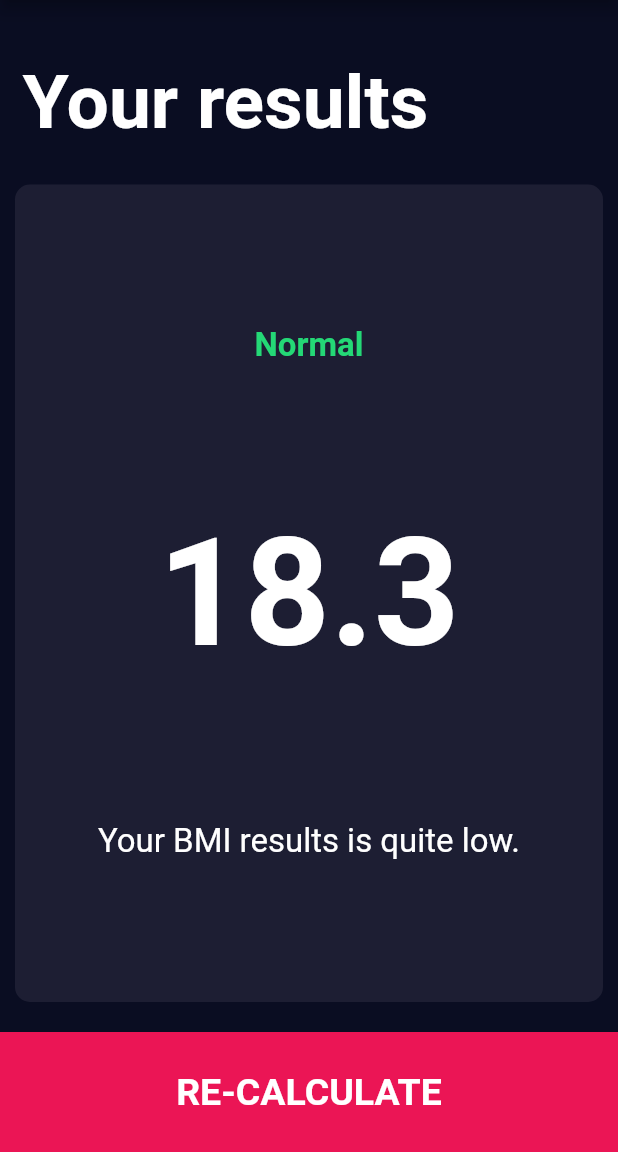
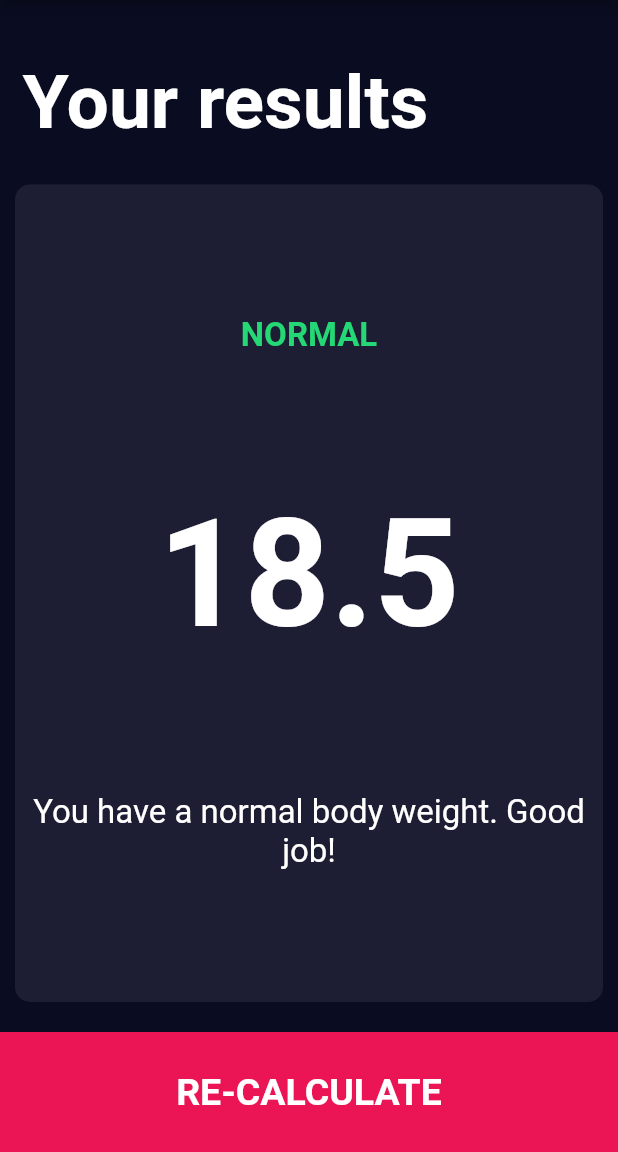
Before and after one commit to MateuszPatrzalek/bmi-calculator, a Flutter app: the screen it shows after launch, after a tap on "CALCULATE", on a phone screen of 412 x 824 dp, the part 84-1236 px from its top. Run offline on Flutter 3.47's test engine with Material 2 defaults, Android fonts, the phone set to English and light mode, and no system bars; our stand-ins replace font_awesome_flutter.

Commit message:
added calculation logic with update results page

```diff
--- /dev/null
+++ b/lib/calculator_brain.dart
@@ -0,0 +1,62 @@
+import 'dart:math';
+import 'package:flutter/material.dart';
+
+class CalculatorBrain{
+
+  CalculatorBrain({required this.weight, required this.height});
+
+  final int height;
+  final int weight;
+
+  late double _bmi;
+
+  String calculateBMI() {
+    _bmi = weight / pow(height/100, 2);
+    return _bmi.toStringAsFixed(1);
+  }
+
+  String getResults(){
+    if(_bmi >= 30){
+      return 'Obesity';
+    }
+    else if(_bmi >= 25){
+      return 'Overweight';
+    }
+    else if(_bmi > 18.5){
+      return 'Normal';
+    }
+    else{
+      return 'Underweight';
+    }
+  }
+
+  String getInterpretation(){
+    if(_bmi >= 30){
+      return 'See your doctor! This is a serious disease.';
+    }
+    else if(_bmi >= 25){
+      return 'You have a higher than normal body weight. Try to exercise more.';
+    }
+    else if(_bmi > 18.5){
+      return 'You have a normal body weight. Good job!';
+    }
+    else{
+      return 'You have a lower than normal body weight. You can eat a bit more.';
+    }
+  }
+
+  Color textColor(){
+    if(_bmi >= 30){
+      return Colors.red.shade900;
+    }
+    else if(_bmi >= 25){
+      return Colors.red;
+    }
+    else if(_bmi > 18.5){
+      return Color(0xFF24D876);
+    }
+    else{
+      return Colors.yellow;
+    }
+  }
+}
--- a/lib/input_page.dart
+++ b/lib/input_page.dart
@@ -6,6 +6,7 @@ import 'constants.dart';
 import 'results_page.dart';
 import 'bottom_button.dart';
 import 'round_icon_button.dart';
+import 'calculator_brain.dart';
 
 enum Gender { male, female }
 
@@ -188,9 +189,18 @@ class _InputPageState extends State<InputPage> {
           ),
           BottomButton(
             onTap: () {
+              CalculatorBrain calc =
+                  CalculatorBrain(weight: weight, height: height);
               Navigator.push(
                 context,
-                MaterialPageRoute(builder: (context) => ResultsPage()),
+                MaterialPageRoute(
+                  builder: (context) => ResultsPage(
+                    bmiResult: calc.calculateBMI(),
+                    interpretation: calc.getInterpretation(),
+                    resultText: calc.getResults(),
+                    textColor: calc.textColor(),
+                  ),
+                ),
               );
             },
             buttonTitle: 'CALCULATE',
--- a/lib/results_page.dart
+++ b/lib/results_page.dart
@@ -4,7 +4,16 @@ import 'reusable_card.dart';
 import 'bottom_button.dart';
 
 class ResultsPage extends StatelessWidget {
-  const ResultsPage({Key? key}) : super(key: key);
+  ResultsPage(
+      {required this.bmiResult,
+      required this.interpretation,
+      required this.resultText,
+      required this.textColor});
+
+  final String bmiResult;
+  final String resultText;
+  final String interpretation;
+  final Color textColor;
 
   @override
   Widget build(BuildContext context) {
@@ -35,15 +44,19 @@ class ResultsPage extends StatelessWidget {
                 crossAxisAlignment: CrossAxisAlignment.center,
                 children: [
                   Text(
-                    'Normal',
-                    style: kResultTextColor,
+                    resultText.toUpperCase(),
+                    style: TextStyle(
+                        color: textColor,
+                        fontSize: 22.0,
+                        fontWeight: FontWeight.bold),
                   ),
                   Text(
-                    '18.3',
+                    bmiResult,
                     style: kBMITextStyle,
                   ),
                   Text(
-                    'Your BMI results is quite low.',
+                    interpretation,
+                    textAlign: TextAlign.center,
                     style: kBodyTextStyle,
                   ),
                 ],
@@ -51,9 +64,11 @@ class ResultsPage extends StatelessWidget {
               onPress: () {},
             ),
           ),
-          BottomButton(onTap: (){
-            Navigator.pop(context);
-          }, buttonTitle: 'RE-CALCULATE')
+          BottomButton(
+              onTap: () {
+                Navigator.pop(context);
+              },
+              buttonTitle: 'RE-CALCULATE')
         ],
       ),
     );
```
